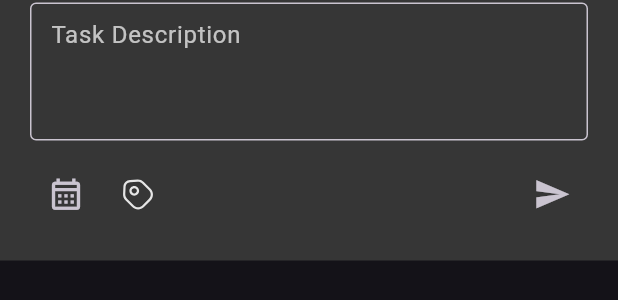
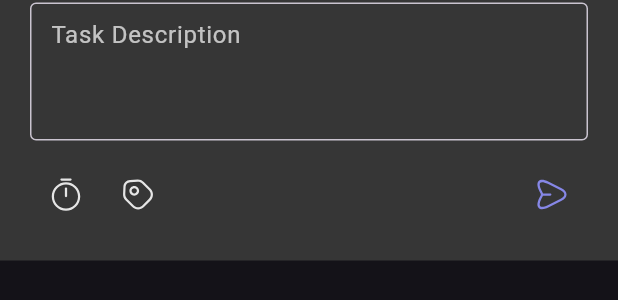
Before and after one commit to A-RR3/Todo_App, a Flutter app: the AddNewTaskScreen widget shown alone on an empty page, opened directly, on a phone screen of 412 x 824 dp. Shown: the part 179-479 px from the top of the screen. Run offline on Flutter 3.47's test engine with Material 3 defaults, Android fonts, the phone set to English and light mode, and no system bars; our stand-ins replace flutter_svg, get, google_fonts, local_auth, share_plus, sqflite; missing offline and left inert: paged_vertical_calendar; accounts and stored records are empty.

Commit message:
replace some icons

```diff
--- a/lib/features/home/controllers/home_controller.dart
+++ b/lib/features/home/controllers/home_controller.dart
@@ -1,7 +1,6 @@
 import 'package:flutter/material.dart';
 import 'package:get/get.dart';
 import 'package:training_task1/data/data.dart';
-import 'package:training_task1/data/datasource/data_base.dart';
 import 'package:training_task1/domain/interactors/impl/task_interactor_impl.dart';
 import 'package:training_task1/utils/helpers.dart';
 import 'package:training_task1/domain/interactors/impl/category_interactor_impl.dart';
--- a/lib/features/tasks/screens/add_new_task_screen.dart
+++ b/lib/features/tasks/screens/add_new_task_screen.dart
@@ -52,13 +52,11 @@ class AddNewTaskScreen extends StatelessWidget {
                           flex: 1,
                           child: Row(
                             children: [
-                              IconButton(
-                                onPressed: () {
-                                  addTaskController
-                                      .selectDateTime(Get.context!);
-                                },
-                                icon: const Icon(Icons.calendar_month_outlined),
-                                iconSize: 25,
+                              IconWidget(
+                                path: 'assets/icons/timer.svg',
+                                press: () => addTaskController
+                                    .selectDateTime(Get.context!),
+                                size: 25,
                               ),
                               IconWidget(
                                 path: 'assets/icons/tag.svg',
@@ -68,14 +66,11 @@ class AddNewTaskScreen extends StatelessWidget {
                               )
                             ],
                           )),
-                      IconButton(
-                        onPressed: () {
-                          addTaskController.validateTaskData();
-                          // Get.back(); // this deletes the controller
-                        },
-                        icon: const Icon(Icons.send),
-                        iconSize: 25,
-                      )
+                      IconWidget(
+                        path: 'assets/icons/send.svg',
+                        press: () => addTaskController.validateTaskData(),
+                        size: 25,
+                      ),
                     ],
                   ),
                 ],
```
Also changed, not shown: assets/icons/send.svg (added).
